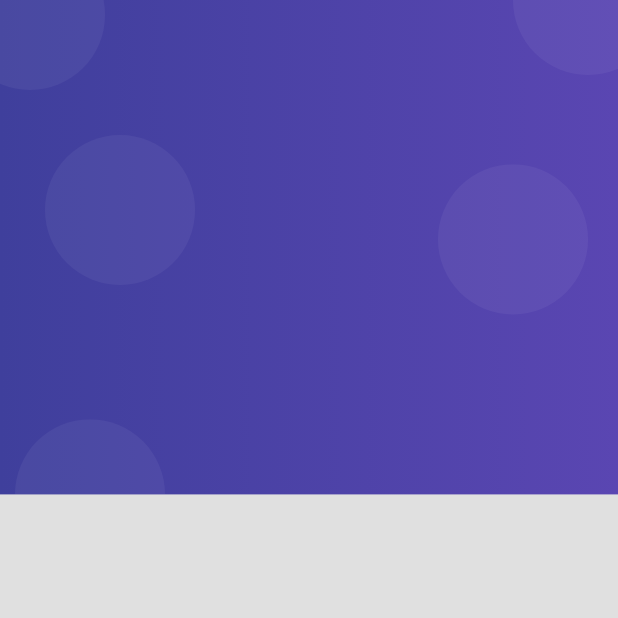
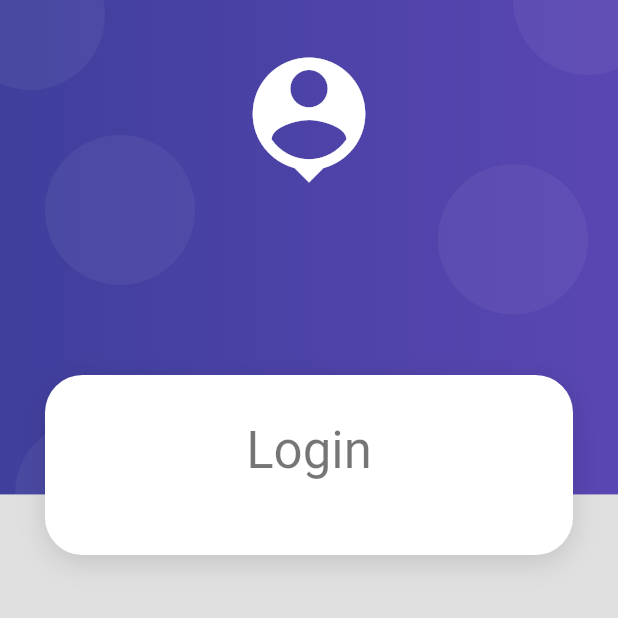
Before and after one commit to cxcarvaj/Products-App, a Flutter app: the screen it shows after launch, on a phone screen of 412 x 824 dp, the top half of it. Run offline on Flutter 3.47's test engine with Material 2 defaults, Android fonts, the phone set to English and light mode, and no system bars.

Commit message:
Building the login screen UI

```diff
--- a/lib/screens/login_screen.dart
+++ b/lib/screens/login_screen.dart
@@ -5,8 +5,32 @@ class LoginScreen extends StatelessWidget {
   const LoginScreen({Key? key}) : super(key: key);
   @override
   Widget build(BuildContext context) {
-    return const Scaffold(
-      body: AuthBackground(),
+    return Scaffold(
+      body: AuthBackground(
+        child: SingleChildScrollView(
+          child: Column(
+            children: [
+              const SizedBox(height: 250),
+              CardContainer(
+                child: Column(
+                  children: [
+                    const SizedBox(
+                      height: 10,
+                    ),
+                    Text(
+                      'Login',
+                      style: Theme.of(context).textTheme.headlineMedium,
+                    ),
+                    const SizedBox(
+                      height: 30,
+                    ),
+                  ],
+                ),
+              ),
+            ],
+          ),
+        ),
+      ),
     );
   }
 }
--- a/lib/widgets/auth_background.dart
+++ b/lib/widgets/auth_background.dart
@@ -1,7 +1,12 @@
 import 'package:flutter/material.dart';
 
 class AuthBackground extends StatelessWidget {
-  const AuthBackground({super.key});
+  final Widget child;
+
+  const AuthBackground({
+    Key? key,
+    required this.child,
+  }) : super(key: key);
 
   @override
   Widget build(BuildContext context) {
@@ -11,7 +16,22 @@ class AuthBackground extends StatelessWidget {
       child: Stack(
         children: [
           _PurpleBox(),
+          _HeaderIcon(),
+          child,
         ],
+      ),
+    );
+  }
+}
+
+class _HeaderIcon extends StatelessWidget {
+  @override
+  Widget build(BuildContext context) {
+    return SafeArea(
+      child: Container(
+        width: double.infinity,
+        margin: const EdgeInsets.only(top: 30),
+        child: const Icon(Icons.person_pin, color: Colors.white, size: 100),
       ),
     );
   }
--- /dev/null
+++ b/lib/widgets/card_container.dart
@@ -0,0 +1,35 @@
+import 'package:flutter/material.dart';
+
+class CardContainer extends StatelessWidget {
+  final Widget child;
+
+  const CardContainer({
+    Key? key,
+    required this.child,
+  }) : super(key: key);
+
+  @override
+  Widget build(BuildContext context) {
+    return Padding(
+      padding: const EdgeInsets.symmetric(horizontal: 30),
+      child: Container(
+        padding: const EdgeInsets.all(20),
+        width: double.infinity,
+        decoration: _createCardShape(),
+        child: child,
+      ),
+    );
+  }
+
+  BoxDecoration _createCardShape() => BoxDecoration(
+        color: Colors.white,
+        borderRadius: BorderRadius.circular(25),
+        boxShadow: const [
+          BoxShadow(
+            color: Colors.black12,
+            blurRadius: 15,
+            offset: Offset(0, 5),
+          ),
+        ],
+      );
+}
--- a/lib/widgets/widgets.dart
+++ b/lib/widgets/widgets.dart
@@ -1 +1,2 @@
+export 'package:products_app/widgets/card_container.dart';
 export 'package:products_app/widgets/auth_background.dart';
```
